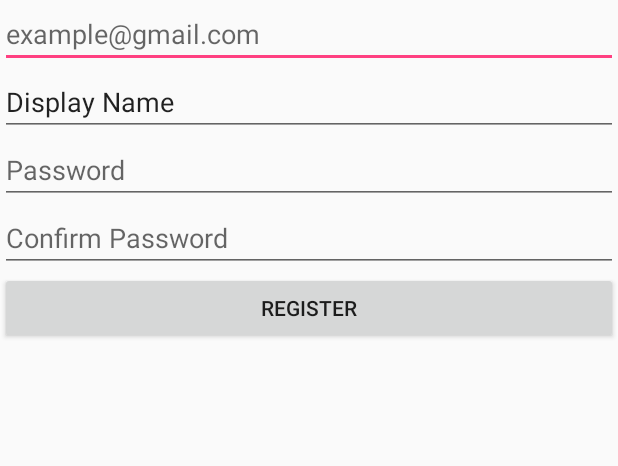
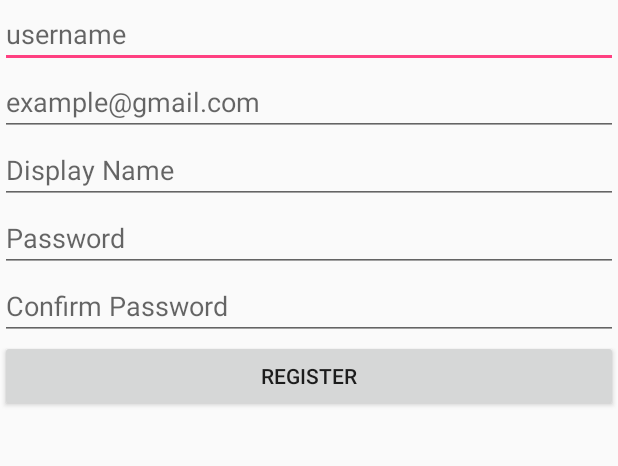
Before and after one commit to kohjingyu/Lemons, an Android app: the screen it shows after launch (RegisterActivity), after a tap on "REGISTER", on a phone screen of 412 x 824 dp, the part 186-652 px from its top. Run offline under Robolectric (Android 15) with nearby library versions, the phone set to English and light mode, and no system bars; 2 statements that could not run were skipped; 1 other tap on this screen came first.

Commit message:
Cleaned up login and register

```diff
--- a/app/src/main/java/com/example/kohjingyu/lemons/RegisterActivity.java
+++ b/app/src/main/java/com/example/kohjingyu/lemons/RegisterActivity.java
@@ -18,7 +18,8 @@ import java.util.HashMap;
 public class RegisterActivity extends AppCompatActivity {
 
     EditText emailText;
-    EditText nameText;
+    EditText displayNameText;
+    EditText usernameText;
     EditText passwordText;
     EditText confirmPasswordText;
 
@@ -32,7 +33,8 @@ public class RegisterActivity extends AppCompatActivity {
         setContentView(R.layout.activity_register);
 
         emailText = (EditText)findViewById(R.id.emailText);
-        nameText = (EditText)findViewById(R.id.nameText);
+        displayNameText = (EditText)findViewById(R.id.displayNameText);
+        usernameText = (EditText)findViewById(R.id.usernameText);
         passwordText = (EditText)findViewById(R.id.passwordText);
         confirmPasswordText = (EditText)findViewById(R.id.confirmPasswordText);
 
@@ -42,12 +44,14 @@ public class RegisterActivity extends AppCompatActivity {
     public void register(View view) {
         // Reset errors
         emailText.setError(null);
-        nameText.setError(null);
+        displayNameText.setError(null);
+        usernameText.setError(null);
         passwordText.setError(null);
         confirmPasswordText.setError(null);
 
         String email = emailText.getText().toString();
-        String name = nameText.getText().toString();
+        String displayName = displayNameText.getText().toString();
+        String username = usernameText.getText().toString();
         String password = passwordText.getText().toString();
         String passwordConfirm = confirmPasswordText.getText().toString();
 
@@ -56,11 +60,12 @@ public class RegisterActivity extends AppCompatActivity {
             return;
         }
 
-        registerTask = new UserRegisterTask(email, password, name, name);
+        registerTask = new UserRegisterTask(email, password, username, displayName);
         registerTask.execute((Void) null);
 
         // TODO: Check if email is valid
-        // TODO: Check if email is already taken
+        // TODO: Check if email/username is already taken
+        // TODO: Validate username length, password length
 
         Log.i("Lemons", email);
         // TODO: Register user on server side
@@ -72,14 +77,14 @@ public class RegisterActivity extends AppCompatActivity {
 
         private final String email;
         private final String username;
-        private final String name;
+        private final String displayName;
         private final String password;
 
-        UserRegisterTask(String email, String password, String username, String name) {
+        UserRegisterTask(String email, String password, String username, String displayName) {
             this.email = email;
             this.password = password;
             this.username = username;
-            this.name = name;
+            this.displayName = displayName;
         }
 
         @Override
@@ -90,7 +95,7 @@ public class RegisterActivity extends AppCompatActivity {
             JSONObject postParams = new JSONObject();
             try {
                 postParams.put("username", username);
-                postParams.put("name", name);
+                postParams.put("name", displayName);
                 postParams.put("email", email);
                 postParams.put("password", password);
                 LoginActivity.performPostCall("http://devostrum.no-ip.info:12345/user", postParams);
@@ -110,7 +115,7 @@ public class RegisterActivity extends AppCompatActivity {
                 Intent intent = new Intent(RegisterActivity.this, LoginActivity.class);
                 RegisterActivity.this.startActivity(intent);
             } else {
-                // TODO: Display error message
+                Toast.makeText(context, "Error registering. Please try again.", Toast.LENGTH_SHORT).show();
             }
         }
 
--- a/app/src/main/res/layout/activity_login.xml
+++ b/app/src/main/res/layout/activity_login.xml
@@ -35,7 +35,7 @@
                 android:layout_height="wrap_content">
 
                 <AutoCompleteTextView
-                    android:id="@+id/email"
+                    android:id="@+id/username"
                     android:layout_width="match_parent"
                     android:layout_height="wrap_content"
                     android:hint="@string/prompt_username"
--- a/app/src/main/res/layout/activity_register.xml
+++ b/app/src/main/res/layout/activity_register.xml
@@ -16,6 +16,14 @@
         app:srcCompat="@mipmap/ic_launcher" />
 
     <EditText
+        android:id="@+id/usernameText"
+        android:layout_width="match_parent"
+        android:layout_height="wrap_content"
+        android:ems="10"
+        android:inputType="text"
+        android:hint="username" />
+
+    <EditText
         android:id="@+id/emailText"
         android:layout_width="match_parent"
         android:layout_height="wrap_content"
@@ -24,12 +32,12 @@
         android:inputType="textEmailAddress" />
 
     <EditText
-        android:id="@+id/nameText"
+        android:id="@+id/displayNameText"
         android:layout_width="match_parent"
         android:layout_height="wrap_content"
         android:ems="10"
-        android:inputType="textPersonName"
-        android:text="Display Name" />
+        android:inputType="text"
+        android:hint="Display Name" />
 
     <EditText
         android:id="@+id/passwordText"
--- a/app/src/main/res/values/strings.xml
+++ b/app/src/main/res/values/strings.xml
@@ -10,7 +10,7 @@
 
     <string name="error_invalid_email">This email address is invalid</string>
     <string name="error_invalid_password">This password is too short</string>
-    <string name="error_incorrect_password">This password is incorrect</string>
+    <string name="error_login">Username or password is incorrect</string>
     <string name="error_field_required">This field is required</string>
 
     <string name="permission_rationale">
```
Also changed, not shown: app/src/main/java/com/example/kohjingyu/lemons/LoginActivity.java (+20 -35 lines).
